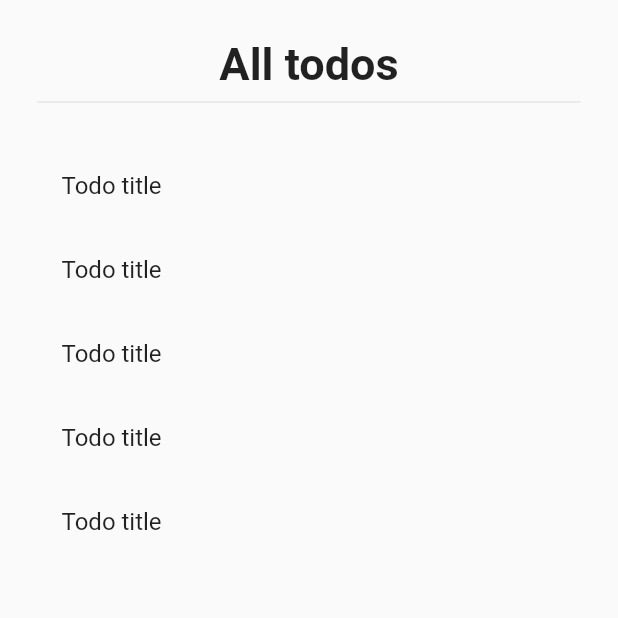
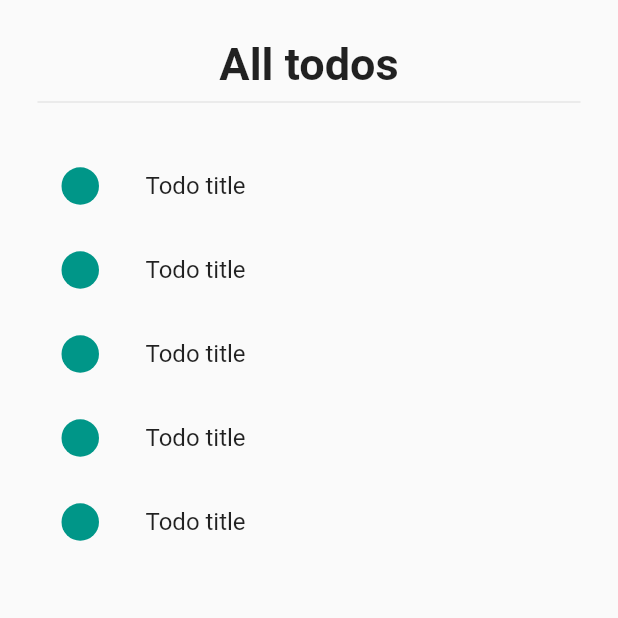
Before and after one commit to kangsudal/todoapp_2021, a Flutter app: the screen it shows after launch, on a phone screen of 412 x 824 dp, the top half of it. Run offline on Flutter 3.47's test engine with Material 2 defaults, Android fonts, the light colour scheme and no system bars.

Commit message:
add checkbox in todo list

```diff
--- a/lib/todo_list.dart
+++ b/lib/todo_list.dart
@@ -18,6 +18,14 @@ class TodoList extends StatelessWidget {
               ListView.builder(
                 itemBuilder: (context, index) {
                   return ListTile(
+                    leading: Container(
+                      height: 25,
+                      width: 25,
+                      decoration: BoxDecoration(
+                        color: Theme.of(context).primaryColor,
+                        shape: BoxShape.circle,
+                      ),
+                    ),
                     title: Text("Todo title"),
                   );
                 },
```
